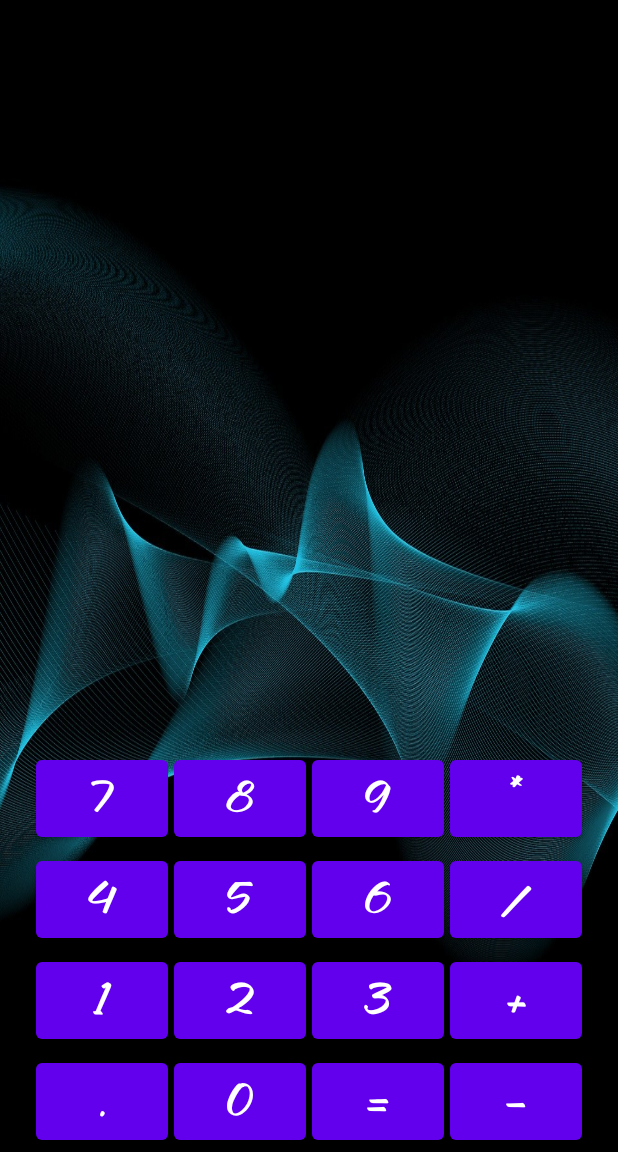
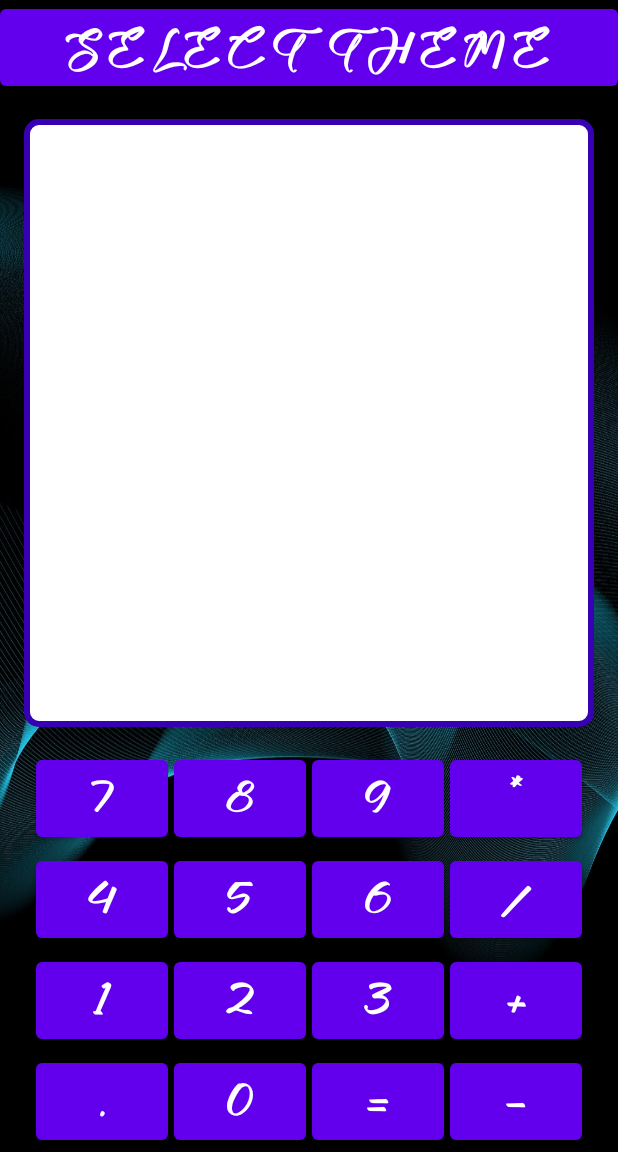
Before and after one commit to GrigorievaMN/Android_Studio, an Android app: the screen it shows after launch (CalculatorActivity), on a phone screen of 412 x 824 dp, the part 84-1236 px from its top. Run offline under Robolectric (Android 15) with nearby library versions, the phone set to English and light mode, and no system bars.

Commit message:
lesson_5 land

```diff
--- a/lesson_3/app/src/main/AndroidManifest.xml
+++ b/lesson_3/app/src/main/AndroidManifest.xml
@@ -9,10 +9,12 @@
         android:roundIcon="@mipmap/ic_launcher_round"
         android:supportsRtl="true"
         android:theme="@style/Theme.Lesson_3">
-
+        <activity
+            android:name=".ui.SelectThemeActivity"
+            android:exported="false" />
         <activity
             android:name=".ui.CalculatorActivity"
-            android:exported="true" >
+            android:exported="true">
             <intent-filter>
                 <action android:name="android.intent.action.MAIN" />
 
--- a/lesson_3/app/src/main/java/ru/geekbrains/lesson_3/model/CalculatorImpl.java
+++ b/lesson_3/app/src/main/java/ru/geekbrains/lesson_3/model/CalculatorImpl.java
@@ -16,8 +16,7 @@ public class CalculatorImpl implements Calculator {
             }
             return 0.0;
         } catch (ArithmeticException e) {
-            e.getStackTrace();
-            return 0.0;
+                      return 0.0;
         }
     }
 }
--- a/lesson_3/app/src/main/java/ru/geekbrains/lesson_3/ui/CalculatorActivity.java
+++ b/lesson_3/app/src/main/java/ru/geekbrains/lesson_3/ui/CalculatorActivity.java
@@ -1,11 +1,11 @@
 package ru.geekbrains.lesson_3.ui;
 
 
+import android.content.Intent;
 import android.os.Bundle;
 import android.view.View;
 import android.widget.TextView;
 
-import androidx.annotation.NonNull;
 import androidx.appcompat.app.AppCompatActivity;
 
 import java.util.HashMap;
@@ -28,6 +28,8 @@ public class CalculatorActivity  extends AppCompatActivity implements Calculator
         resultTxt = findViewById(R.id.result);
 
         presenter = new CalculatorPresenter(this, new CalculatorImpl());
+
+        resultTxt.setBackgroundResource(R.drawable.rectangle);
 
         Map<Integer,Integer> digits = new HashMap<>();
         digits.put(R.id.button_1, 1);
@@ -93,8 +95,18 @@ public class CalculatorActivity  extends AppCompatActivity implements Calculator
             }
         });
 
+        findViewById(R.id.theme).setOnClickListener(new View.OnClickListener() {
+            @Override
+            public void onClick(View view) {
+                Intent intent = new Intent(CalculatorActivity.this, SelectThemeActivity.class);
+                startActivity(intent);
+
+            }
+        });
+
 
     }
+
 
     @Override
     public void showResult(String result) {
--- a/lesson_3/app/src/main/java/ru/geekbrains/lesson_3/ui/CalculatorPresenter.java
+++ b/lesson_3/app/src/main/java/ru/geekbrains/lesson_3/ui/CalculatorPresenter.java
@@ -53,9 +53,14 @@ public class CalculatorPresenter {
 
 
     public void onOperatorPressed(Operator operator) {
-        if(selectedOperator != null) {
-            argOne = calculator.perform(argOne, argTwo, selectedOperator);
-            view.showResult(String.valueOf(argOne));
+        if(selectedOperator != null){
+            if( !argTwo.equals(0.0)){
+
+                argOne = calculator.perform(argOne, argTwo, selectedOperator);
+            }
+
+                view.showResult(String.valueOf(argOne));
+
         }
             argTwo = 0.0;
             pointPress = false;
--- /dev/null
+++ b/lesson_3/app/src/main/java/ru/geekbrains/lesson_3/ui/SelectThemeActivity.java
@@ -0,0 +1,16 @@
+package ru.geekbrains.lesson_3.ui;
+
+import androidx.appcompat.app.AppCompatActivity;
+
+import android.os.Bundle;
+
+import ru.geekbrains.lesson_3.R;
+
+public class SelectThemeActivity extends AppCompatActivity {
+
+    @Override
+    protected void onCreate(Bundle savedInstanceState) {
+        super.onCreate(savedInstanceState);
+        setContentView(R.layout.activity_select_theme);
+    }
+}
--- /dev/null
+++ b/lesson_3/app/src/main/res/drawable/rectangle.xml
@@ -0,0 +1,14 @@
+<?xml version="1.0" encoding="utf-8"?>
+<shape xmlns:android="http://schemas.android.com/apk/res/android"
+ android:shape = 'rectangle'>
+
+    <solid android:color="@color/white" />
+
+    <stroke android:width="4dp"
+        android:color="@color/purple_700"/>
+
+    <corners android:radius="8dp"/>
+
+
+
+</shape>
--- /dev/null
+++ b/lesson_3/app/src/main/res/layout-land/activity_calculator.xml
@@ -0,0 +1,148 @@
+<?xml version="1.0" encoding="utf-8"?>
+<GridLayout xmlns:android="http://schemas.android.com/apk/res/android"
+    xmlns:tools="http://schemas.android.com/tools"
+    android:layout_width="match_parent"
+    android:layout_height="match_parent"
+    android:columnCount="5"
+    tools:context=".ui.CalculatorActivity">
+
+    <TextView
+        android:id="@+id/result"
+        android:layout_width="wrap_content"
+        android:layout_height="wrap_content"
+        android:layout_columnSpan="5"
+        android:layout_gravity="fill_horizontal"
+        android:textSize="@dimen/text_size"
+
+        android:gravity="end"
+        tools:text="433" />
+
+    <com.google.android.material.button.MaterialButton
+        android:id="@+id/button_1"
+        android:layout_width="wrap_content"
+        android:layout_height="wrap_content"
+        android:text="@string/_1"
+        android:layout_columnWeight="1" />
+
+    <com.google.android.material.button.MaterialButton
+        android:id="@+id/button_2"
+        android:layout_width="wrap_content"
+        android:layout_height="wrap_content"
+        android:text="@string/_2"
+        android:layout_columnWeight="1" />
+
+
+    <com.google.android.material.button.MaterialButton
+        android:id="@+id/button_3"
+        android:layout_width="wrap_content"
+        android:layout_height="wrap_content"
+        android:text="@string/_3"
+        android:layout_columnWeight="1" />
+
+
+    <com.google.android.material.button.MaterialButton
+        android:id="@+id/button_4"
+        android:layout_width="wrap_content"
+        android:layout_height="wrap_content"
+        android:text="@string/_4"
+        android:layout_columnWeight="1" />
+
+
+    <com.google.android.material.button.MaterialButton
+        android:id="@+id/button_5"
+        android:layout_width="wrap_content"
+        android:layout_height="wrap_content"
+        android:text="@string/_5"
+        android:layout_columnWeight="1" />
+
+
+    <com.google.android.material.button.MaterialButton
+        android:id="@+id/button_6"
+        android:layout_width="wrap_content"
+        android:layout_height="wrap_content"
+        android:text="@string/_6"
+        android:layout_columnWeight="1" />
+
+    <com.google.android.material.button.MaterialButton
+        android:id="@+id/button_7"
+        android:layout_width="wrap_content"
+        android:layout_height="wrap_content"
+        android:text="@string/_7"
+        android:layout_columnWeight="1" />
+
+
+    <com.google.android.material.button.MaterialButton
+        android:id="@+id/button_8"
+        android:layout_width="wrap_content"
+        android:layout_height="wrap_content"
+        android:text="@string/_8"
+        android:layout_columnWeight="1" />
+
+    <com.google.android.material.button.MaterialButton
+        android:id="@+id/button_9"
+        android:layout_width="wrap_content"
+        android:layout_height="wrap_content"
+        android:text="@string/_9"
+        android:layout_columnWeight="1" />
+
+
+    <com.google.android.material.button.MaterialButton
+        android:id="@+id/button_0"
+        android:layout_width="wrap_content"
+        android:layout_height="wrap_content"
+        android:text="@string/_0"
+        android:layout_columnWeight="1" />
+
+    <com.google.android.material.button.MaterialButton
+        android:id="@+id/button_point"
+        android:layout_width="wrap_content"
+        android:layout_height="wrap_content"
+        android:text="@string/_point"
+        android:layout_columnWeight="1" />
+
+
+    <com.google.android.material.button.MaterialButton
+        android:id="@+id/button_add"
+        android:layout_width="wrap_content"
+        android:layout_height="wrap_content"
+        android:text="@string/_add"
+        android:layout_columnWeight="1" />
+
+    <com.google.android.material.button.MaterialButton
+        android:id="@+id/button_subst"
+        android:layout_width="wrap_content"
+        android:layout_height="wrap_content"
+        android:text="@string/_subst"
+        android:layout_columnWeight="1" />
+
+    <com.google.android.material.button.MaterialButton
+        android:id="@+id/button_mult"
+        android:layout_width="wrap_content"
+        android:layout_height="wrap_content"
+        android:text="@string/_mult"
+        android:layout_columnWeight="1" />
+
+    <com.google.android.material.button.MaterialButton
+        android:id="@+id/button_div"
+        android:layout_width="wrap_content"
+        android:layout_height="wrap_content"
+        android:text="@string/_div"
+        android:layout_columnWeight="1" />
+
+    <com.google.android.material.button.MaterialButton
+        android:id="@+id/button_eq"
+        android:layout_width="139dp"
+        android:layout_height="wrap_content"
+        android:layout_columnWeight="1"
+        android:layout_columnSpan="5"
+        android:text="@string/_equals" />
+
+    <com.google.android.material.button.MaterialButton
+        android:id="@+id/theme"
+        android:layout_width="139dp"
+        android:layout_height="wrap_content"
+        android:layout_columnWeight="1"
+        android:layout_columnSpan="5"
+        android:text="@string/select_theme" />
+
+</GridLayout>
--- a/lesson_3/app/src/main/res/layout/activity_calculator.xml
+++ b/lesson_3/app/src/main/res/layout/activity_calculator.xml
@@ -200,14 +200,20 @@
         android:id="@+id/result"
         android:layout_width="match_parent"
         android:layout_height="0dp"
-        android:textColor="@color/white"
+        android:textColor="@color/black"
         android:textSize="@dimen/text_size"
+        android:layout_margin="@dimen/margin_text"
         android:gravity="end|center_vertical"
-        app:layout_constraintBottom_toTopOf="@+id/button_7"
-        app:layout_constraintTop_toTopOf="parent"
+        app:layout_constraintTop_toBottomOf="@id/theme"
+        app:layout_constraintBottom_toTopOf="@id/button_7"
         tools:ignore="SpUsage" />
 
 
+    <com.google.android.material.button.MaterialButton
+        android:id="@+id/theme"
+        android:layout_width="match_parent"
+        android:layout_height="wrap_content"
+        android:text="@string/select_theme" />
 
 
 </androidx.constraintlayout.widget.ConstraintLayout>
--- /dev/null
+++ b/lesson_3/app/src/main/res/layout/activity_select_theme.xml
@@ -0,0 +1,9 @@
+<?xml version="1.0" encoding="utf-8"?>
+<androidx.constraintlayout.widget.ConstraintLayout xmlns:android="http://schemas.android.com/apk/res/android"
+    xmlns:app="http://schemas.android.com/apk/res-auto"
+    xmlns:tools="http://schemas.android.com/tools"
+    android:layout_width="match_parent"
+    android:layout_height="match_parent"
+    tools:context=".ui.SelectThemeActivity">
+
+</androidx.constraintlayout.widget.ConstraintLayout>
--- /dev/null
+++ b/lesson_3/app/src/main/res/values-land/dimens.xml
@@ -0,0 +1,5 @@
+<?xml version="1.0" encoding="utf-8"?>
+<resources>
+    <dimen name="button_text">20sp</dimen>
+
+</resources>
--- a/lesson_3/app/src/main/res/values/dimens.xml
+++ b/lesson_3/app/src/main/res/values/dimens.xml
@@ -3,4 +3,5 @@
     <dimen name="button_text">32sp</dimen>
     <dimen name="margin_button">2dp</dimen>
     <dimen name="text_size">40dp</dimen>
+    <dimen name="margin_text">16dp</dimen>
 </resources>
--- a/lesson_3/app/src/main/res/values/strings.xml
+++ b/lesson_3/app/src/main/res/values/strings.xml
@@ -16,4 +16,5 @@
     <string name="_add">+</string>
     <string name="_equals">=</string>
     <string name="_subst">-</string>
+    <string name="select_theme">Select Theme</string>
 </resources>
--- a/lesson_3/app/src/main/res/values/styles.xml
+++ b/lesson_3/app/src/main/res/values/styles.xml
@@ -2,7 +2,7 @@
 <resources>
     <style name="CalcButton" parent="Widget.MaterialComponents.Button">
         <item name="android:fontFamily">@font/custom_font</item>
-        <item name="android:textSize">@dimen/button_text</item>
+          <item name="android:textSize">@dimen/button_text</item>
 
     </style>
 
--- a/lesson_3/app/src/main/res/values/themes.xml
+++ b/lesson_3/app/src/main/res/values/themes.xml
@@ -12,6 +12,7 @@
         <!-- Status bar color. -->
         <item name="android:statusBarColor" tools:targetApi="l">?attr/colorPrimaryVariant</item>
         <!-- Customize your theme here.-->
+
         <item name="materialButtonStyle">@style/CalcButton</item>
 
       </style>
```
